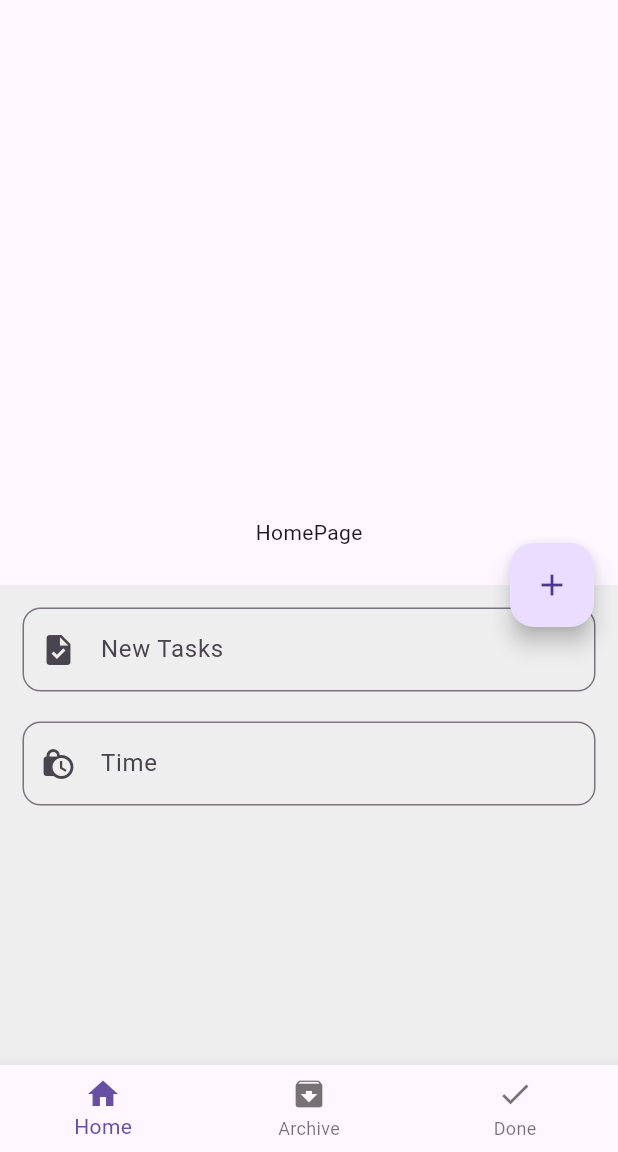
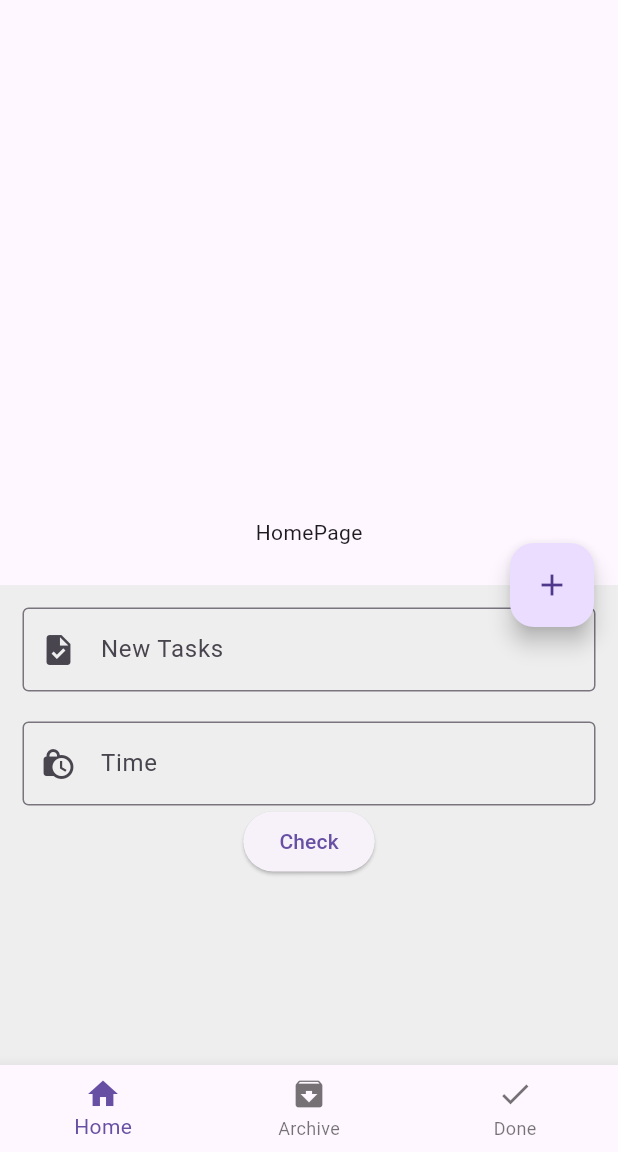
Before and after one commit to abdalghani78/sqfliteapp, a Flutter app: the screen it shows after launch, after a tap on the "edit" icon, on a phone screen of 412 x 824 dp, the part 84-1236 px from its top. Run offline on Flutter 3.47's test engine with Material 3 defaults, Android fonts, the phone set to English and light mode, and no system bars; our stand-ins replace sqflite; accounts and stored records are empty.

Commit message:
edit_fix

```diff
--- a/lib/widget/defultfromfield.dart
+++ b/lib/widget/defultfromfield.dart
@@ -13,7 +13,7 @@ Widget customFromField({
   Widget? suffix,
 }) {
   return TextFormField(
-    onTap: onTap ,
+    onTap: onTap,
     controller: controller,
     keyboardType: type,
     onChanged: onChanged,
--- a/lib/widget/home.dart
+++ b/lib/widget/home.dart
@@ -47,6 +47,7 @@ class _HomeState extends State<Home> {
               'CREATE TABLE tasks(id INTEGER PRIMARY KEY , title TEXT ,date TEXT , time TEXT ,status TEXT)');
         },
         onOpen: (db) {
+          log(db.path);
           log('database opened');
         },
       );
@@ -61,7 +62,7 @@ class _HomeState extends State<Home> {
     try {
       await database.transaction((txn) async {
         await txn.rawInsert(
-            'INSERT INTO tasks(title,date,time,status) VALUES("first tasks" , "0220", "2011", "new" )');
+            'INSERT INTO tasks(title,date,time,status) VALUES("second tasks" , "0220", "2024", "old" )');
         log('insert successfully');
       });
     } catch (error) {
@@ -77,15 +78,13 @@ class _HomeState extends State<Home> {
         key: scaffoldKey,
         floatingActionButton: FloatingActionButton(
           onPressed: () {
-          if(isBottomSheet)
-          {
+            if (isBottomSheet) {
               Navigator.pop(context);
               isBottomSheet = false;
               setState(() {
                 fabIcon = Icons.edit;
               });
-          }
-          else{
+            } else {
               scaffoldKey.currentState?.showBottomSheet((context) {
                 return Container(
                   color: Colors.grey[200],
@@ -95,64 +94,77 @@ class _HomeState extends State<Home> {
                     padding: const EdgeInsets.all(15.0),
                     child: Column(
                       children: [
-                 customFromField(
-                  controller: titleController,
-                  type: TextInputType.text,
-                   validate: (value){
-                      if(value == null)
-                      {
-                        return 'the data is empty';
-                      }
-                      else{
-                        return '';
-                      }
-
-                   },
-                    label: 'New Tasks',
-                     prefix: const Icon(Icons.task),
+                        buildTextField(
+                          context,
+                          false,
+                          'New Tasks',
+                          const Icon(Icons.task),
                         ),
+                        // customFromField(
+                        //   controller: titleController,
+                        //   type: TextInputType.text,
+                        //   validate: (value) {
+                        //     if (value == null) {
+                        //       return 'the data is empty';
+                        //     }
+                        //     return '';
+                        //   },
+                        //   label: 'New Tasks',
+                        //   prefix: const Icon(Icons.task),
+                        // ),
                         const SizedBox(
                           height: 20,
                         ),
-                     customFromField(
-
-                  controller: timeController,
-                  type: TextInputType.datetime,
-
-                  onTap: (){
-                    showTimePicker(
-                      context: context,
-                       initialTime: TimeOfDay.now()).then((value) {
-                        timeController.text = value?.format(context)?? '';
-                       });
+                        buildTextField(
+                          context,
+                          true,
+                          'Time',
+                          const Icon(Icons.lock_clock),
+                        ),
+                        ElevatedButton(
+                          onPressed: () {
+                            if (formKey.currentState!.validate()) {
+                              //اذا في مشكلة
+                            } else {
+                              //اذا ما في مشكلة
+                            }
                           },
-                   validate: (value){
-                      if(formKey.currentState!.validate())
-                      {
-                        return 'the data is empty';
-                      }
-                      else{
-                        return '';
-                      }
-
-                   },
-                    label: 'Time',
-                     prefix: const Icon(Icons.lock_clock),
+                          child: const Text('Check'),
                         ),
+                        // customFromField(
+                        //   controller: timeController,
+                        //   type: TextInputType.datetime,
+                        //   onTap: () {
+                        //     showTimePicker(
+                        //             context: context,
+                        //             initialTime: TimeOfDay.now())
+                        //         .then((value) {
+                        //       timeController.text =
+                        //           value?.format(context) ?? '';
+                        //     });
+                        //   },
+                        //   validate: (value) {
+                        //     if (value == null || value.isEmpty) {
+                        //       return 'the data is empty';
+                        //     } else {
+                        //       return 'a';
+                        //     }
+                        //   },
+                        //   label: 'Time',
+                        //   prefix: const Icon(Icons.lock_clock),
+                        // ),
                       ],
                     ),
                   ),
                 );
-           }
-           );
+              });
               setState(() {
                 fabIcon = Icons.add;
               });
               isBottomSheet = true;
-
             }
           },
-          child:  Icon(fabIcon),
+          child: Icon(fabIcon),
         ),
         appBar: AppBar(
           centerTitle: true,
@@ -192,4 +204,40 @@ class _HomeState extends State<Home> {
       ),
     );
   }
+
+  TextFormField buildTextField(
+    BuildContext context,
+    bool isTap,
+    String hint,
+    Icon icon,
+  ) {
+    return TextFormField(
+      controller: hint == 'Time' ? timeController : titleController,
+      keyboardType: isTap ? TextInputType.datetime : TextInputType.text,
+      onTap: isTap
+          ? () {
+              showTimePicker(context: context, initialTime: TimeOfDay.now())
+                  .then((value) {
+                if (value != null) {
+                  timeController.text = value.format(context);
+                } else {
+                  formKey.currentState?.validate();
                 }
+              });
+            }
+          : null,
+      autovalidateMode: AutovalidateMode.onUserInteraction,
+      validator: (value) {
+        if (value == null || value.isEmpty) {
+          return 'the data is empty';
+        }
+        return null;
+      },
+      decoration: InputDecoration(
+        border: const OutlineInputBorder(),
+        labelText: hint,
+        prefixIcon: icon,
+      ),
+    );
+  }
+}
```
Also changed, not shown: 1 other file. Lines whose indentation alone changed are shown as unchanged.
